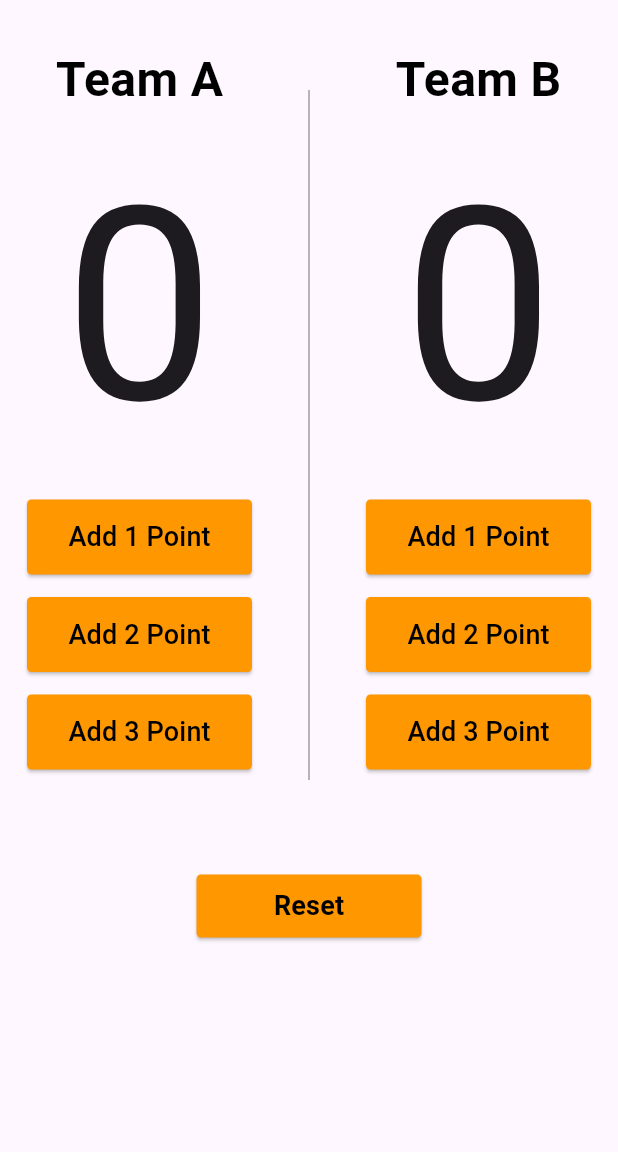
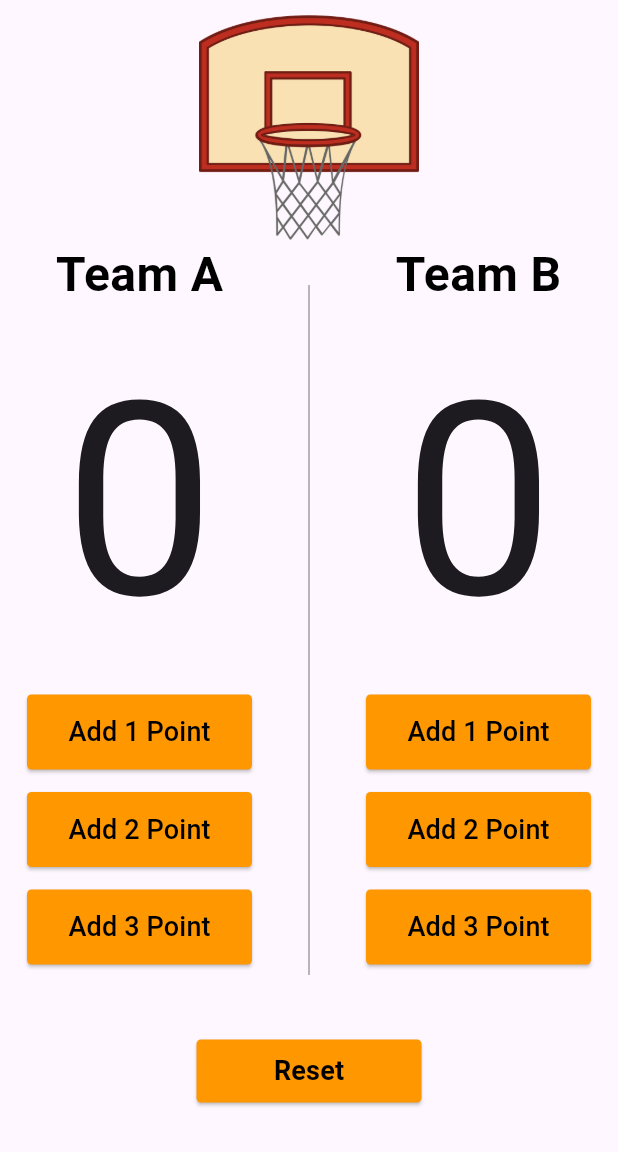
Before and after one commit to omarAbdullahMoharam/EngTharwatCourse_Practice, a Flutter app: the screen it shows after launch, on a phone screen of 412 x 824 dp, the part 84-1236 px from its top. Run offline on Flutter 3.47's test engine with Material 3 defaults, Android fonts, the phone set to English and light mode, and no system bars.

Commit message:
A Beautiful touch as a UI Enhancement

```diff
--- a/basketball_points_counter/lib/main.dart
+++ b/basketball_points_counter/lib/main.dart
@@ -27,7 +27,14 @@ class PointsCounter extends StatelessWidget {
           mainAxisAlignment: MainAxisAlignment.center,
           children: [
             const SizedBox(
-              height: 30,
+              height: 10,
+            ),
+            const SizedBox(
+              height: 150,
+              width: 170,
+              child: Image(
+                image: AssetImage('assets/basket.png'),
+              ),
             ),
             Row(
               crossAxisAlignment: CrossAxisAlignment.start,
@@ -204,7 +211,7 @@ class PointsCounter extends StatelessWidget {
               ],
             ),
             const SizedBox(
-              height: 50,
+              height: 30,
             ),
             ElevatedButton(
               style: ElevatedButton.styleFrom(
--- a/basketball_points_counter/pubspec.yaml
+++ b/basketball_points_counter/pubspec.yaml
@@ -59,9 +59,8 @@ flutter:
   uses-material-design: true
 
   # To add assets to your application, add an assets section, like this:
-  # assets:
-  #   - images/a_dot_burr.jpeg
-  #   - images/a_dot_ham.jpeg
+  assets:
+    - assets/basket.png
 
   # An image asset can refer to one or more resolution-specific "variants", see
   # https://flutter.dev/assets-and-images/#resolution-aware
```
Also changed, not shown: basketball_points_counter/assets/basket.png (added).
